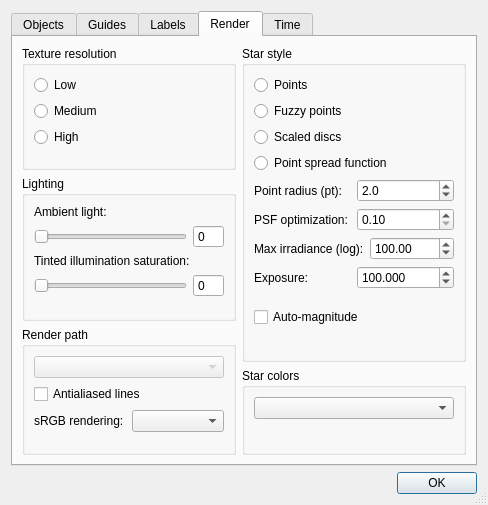
Before: the Qt Designer form src/celestia/qt/preferences.ui in CelestiaProject/Celestia, drawn with Qt 5.
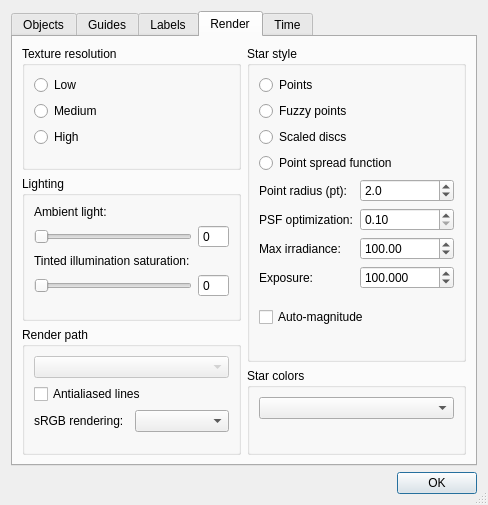
After: the same form once the commit is applied. The open tabs and pages were chosen to show the change.

Commit message: PSF: drop misleading (log) label and fix StarExposure default in cfg

What changed in the file:
```diff
--- a/src/celestia/qt/preferences.ui
+++ b/src/celestia/qt/preferences.ui
@@ -1151,7 +1151,7 @@
              <item>
               <widget class="QLabel" name="psfMaxIrradianceLabel">
                <property name="text">
-                <string>Max irradiance (log):</string>
+                <string>Max irradiance:</string>
                </property>
               </widget>
              </item>
```
Left out of the diff: 2 changed lines with no effect on the pictures. The commit also changes 1 other file.
